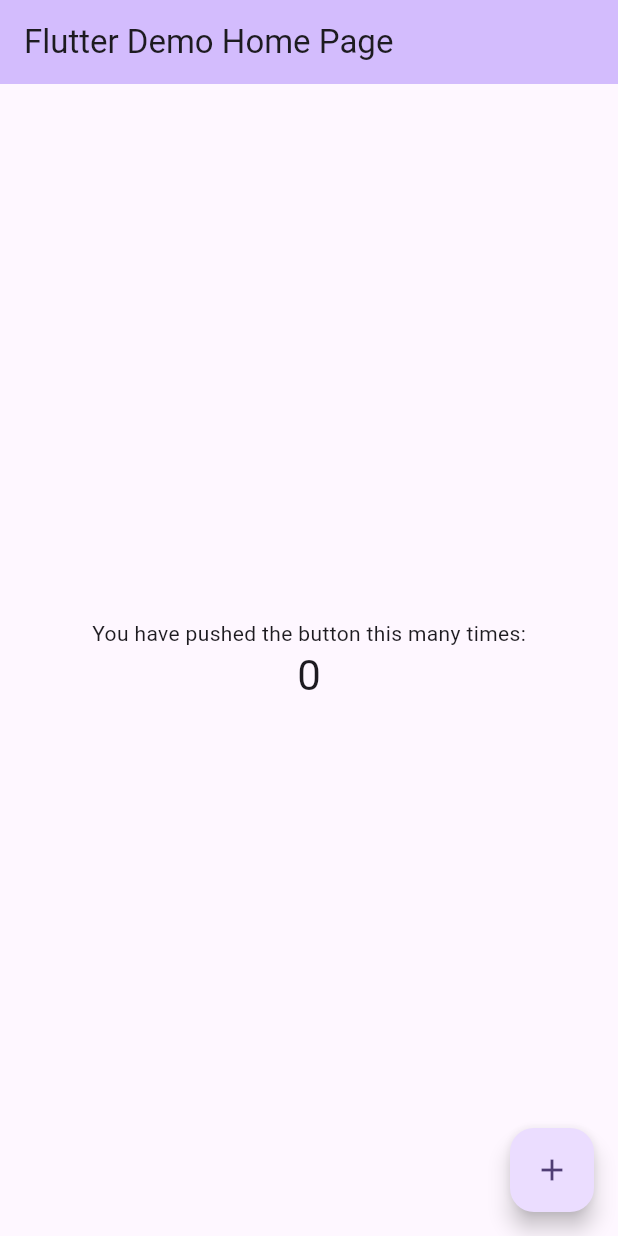
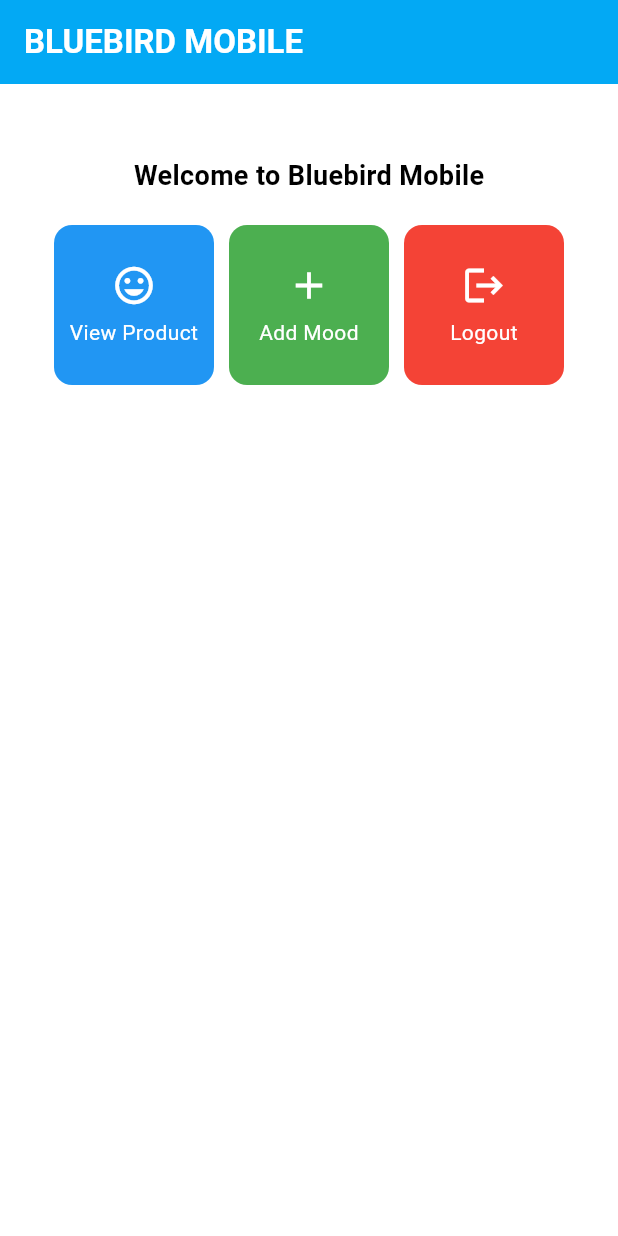
Before and after one commit to izzydharma/bluebird_mobile, a Flutter app: the screen it shows after launch, on a phone screen of 412 x 824 dp. Run offline on Flutter 3.47's test engine with Material 3 defaults, Android fonts, the phone set to English and light mode, and no system bars.

Commit message:
assignment 7

```diff
--- a/lib/main.dart
+++ b/lib/main.dart
@@ -1,4 +1,6 @@
 import 'package:flutter/material.dart';
+import 'package:bluebird_mobile/menu.dart';
+
 
 void main() {
   runApp(const MyApp());
@@ -13,113 +15,11 @@
     return MaterialApp(
       title: 'Flutter Demo',
       theme: ThemeData(
-        // This is the theme of your application.
-        //
-        // TRY THIS: Try running your application with "flutter run". You'll see
-        // the application has a purple toolbar. Then, without quitting the app,
-        // try changing the seedColor in the colorScheme below to Colors.green
-        // and then invoke "hot reload" (save your changes or press the "hot
-        // reload" button in a Flutter-supported IDE, or press "r" if you used
-        // the command line to start the app).
-        //
-        // Notice that the counter didn't reset back to zero; the application
-        // state is not lost during the reload. To reset the state, use hot
-        // restart instead.
-        //
-        // This works for code too, not just values: Most code changes can be
-        // tested with just a hot reload.
-        colorScheme: ColorScheme.fromSeed(seedColor: Colors.deepPurple),
-        useMaterial3: true,
+         colorScheme: ColorScheme.fromSwatch(
+       primarySwatch: Colors.lightBlue,
+ ).copyWith(secondary: Colors.lightBlueAccent[400]),
       ),
-      home: const MyHomePage(title: 'Flutter Demo Home Page'),
+      home: MyHomePage(),
     );
   }
 }
-
-class MyHomePage extends StatefulWidget {
-  const MyHomePage({super.key, required this.title});
-
-  // This widget is the home page of your application. It is stateful, meaning
-  // that it has a State object (defined below) that contains fields that affect
-  // how it looks.
-
-  // This class is the configuration for the state. It holds the values (in this
-  // case the title) provided by the parent (in this case the App widget) and
-  // used by the build method of the State. Fields in a Widget subclass are
-  // always marked "final".
-
-  final String title;
-
-  @override
-  State<MyHomePage> createState() => _MyHomePageState();
-}
-
-class _MyHomePageState extends State<MyHomePage> {
-  int _counter = 0;
-
-  void _incrementCounter() {
-    setState(() {
-      // This call to setState tells the Flutter framework that something has
-      // changed in this State, which causes it to rerun the build method below
-      // so that the display can reflect the updated values. If we changed
-      // _counter without calling setState(), then the build method would not be
-      // called again, and so nothing would appear to happen.
-      _counter++;
-    });
-  }
-
-  @override
-  Widget build(BuildContext context) {
-    // This method is rerun every time setState is called, for instance as done
-    // by the _incrementCounter method above.
-    //
-    // The Flutter framework has been optimized to make rerunning build methods
-    // fast, so that you can just rebuild anything that needs updating rather
-    // than having to individually change instances of widgets.
-    return Scaffold(
-      appBar: AppBar(
-        // TRY THIS: Try changing the color here to a specific color (to
-        // Colors.amber, perhaps?) and trigger a hot reload to see the AppBar
-        // change color while the other colors stay the same.
-        backgroundColor: Theme.of(context).colorScheme.inversePrimary,
-        // Here we take the value from the MyHomePage object that was created by
-        // the App.build method, and use it to set our appbar title.
-        title: Text(widget.title),
-      ),
-      body: Center(
-        // Center is a layout widget. It takes a single child and positions it
-        // in the middle of the parent.
-        child: Column(
-          // Column is also a layout widget. It takes a list of children and
-          // arranges them vertically. By default, it sizes itself to fit its
-          // children horizontally, and tries to be as tall as its parent.
-          //
-          // Column has various properties to control how it sizes itself and
-          // how it positions its children. Here we use mainAxisAlignment to
-          // center the children vertically; the main axis here is the vertical
-          // axis because Columns are vertical (the cross axis would be
-          // horizontal).
-          //
-          // TRY THIS: Invoke "debug painting" (choose the "Toggle Debug Paint"
-          // action in the IDE, or press "p" in the console), to see the
-          // wireframe for each widget.
-          mainAxisAlignment: MainAxisAlignment.center,
-          children: <Widget>[
-            const Text(
-              'You have pushed the button this many times:',
-            ),
-            Text(
-              '$_counter',
-              style: Theme.of(context).textTheme.headlineMedium,
-            ),
-          ],
-        ),
-      ),
-      floatingActionButton: FloatingActionButton(
-        onPressed: _incrementCounter,
-        tooltip: 'Increment',
-        child: const Icon(Icons.add),
-      ), // This trailing comma makes auto-formatting nicer for build methods.
-    );
-  }
-}
--- /dev/null
+++ b/lib/menu.dart
@@ -0,0 +1,116 @@
+import 'package:flutter/material.dart';
+
+class MyHomePage extends StatelessWidget {
+  MyHomePage({super.key});
+
+  final List<ItemHomepage> items = [
+    ItemHomepage("View Product", Icons.mood, Colors.blue),
+    ItemHomepage("Add Mood", Icons.add, Colors.green),
+    ItemHomepage("Logout", Icons.logout, Colors.red),
+  ];
+
+  @override
+  Widget build(BuildContext context) {
+    return Scaffold(
+      appBar: AppBar(
+        title: const Text(
+          'BLUEBIRD MOBILE',
+          style: TextStyle(
+            color: Colors.white,
+            fontWeight: FontWeight.bold,
+          ),
+        ),
+        backgroundColor: Theme.of(context).colorScheme.primary,
+      ),
+      body: Padding(
+        padding: const EdgeInsets.all(16.0),
+        child: Column(
+          crossAxisAlignment: CrossAxisAlignment.center,
+          children: [
+            const SizedBox(height: 16.0),
+            Center(
+              child: Column(
+                children: [
+                  const Padding(
+                    padding: EdgeInsets.only(top: 16.0),
+                    child: Text(
+                      'Welcome to Bluebird Mobile',
+                      style: TextStyle(
+                        fontWeight: FontWeight.bold,
+                        fontSize: 18.0,
+                      ),
+                    ),
+                  ),
+                  // Grid to display ItemCard in a 3 column grid.
+                  GridView.count(
+                    primary: true,
+                    padding: const EdgeInsets.all(20),
+                    crossAxisSpacing: 10,
+                    mainAxisSpacing: 10,
+                    crossAxisCount: 3,
+                    shrinkWrap: true,
+                    children: items.map((ItemHomepage item) {
+                      return ItemCard(item);
+                    }).toList(),
+                  ),
+                ],
+              ),
+            ),
+          ],
+        ),
+      ),
+    );
+  }
+}
+
+class ItemHomepage {
+  final String name;
+  final IconData icon;
+  final Color color;
+
+  ItemHomepage(this.name, this.icon, this.color);
+}
+
+class ItemCard extends StatelessWidget {
+  final ItemHomepage item;
+
+  const ItemCard(this.item, {super.key});
+
+  @override
+  Widget build(BuildContext context) {
+    return Material(
+      color: item.color, // Use the specific color for this item
+      borderRadius: BorderRadius.circular(12),
+      child: InkWell(
+        onTap: () {
+          ScaffoldMessenger.of(context)
+            ..hideCurrentSnackBar()
+            ..showSnackBar(
+              SnackBar(content: Text("You have pressed the ${item.name} button!"))
+            );
+        },
+        child: Container(
+          padding: const EdgeInsets.all(8),
+          child: Center(
+            child: Column(
+              mainAxisAlignment: MainAxisAlignment.center,
+              children: [
+                Icon(
+                  item.icon,
+                  color: Colors.white,
+                  size: 30.0,
+                ),
+                const Padding(padding: EdgeInsets.all(3)),
+                Text(
+                  item.name,
+                  textAlign: TextAlign.center,
+                  style: const TextStyle(color: Colors.white),
+                ),
+              ],
+            ),
+          ),
+        ),
+      ),
+    );
+  }
+}
```
